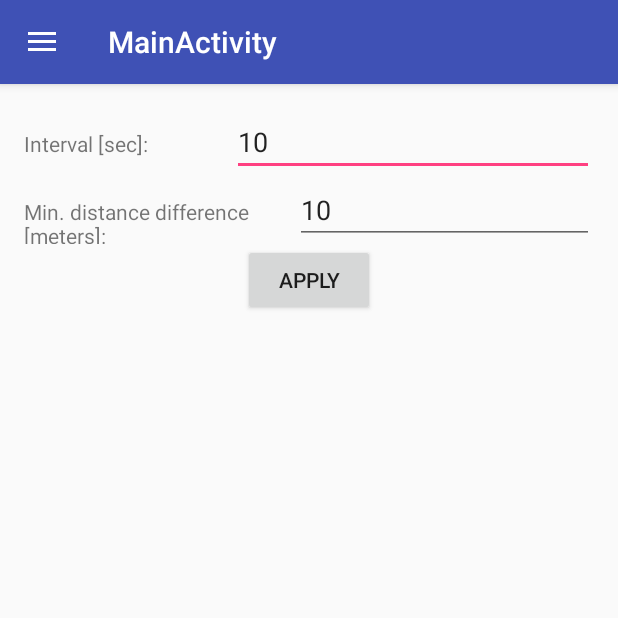
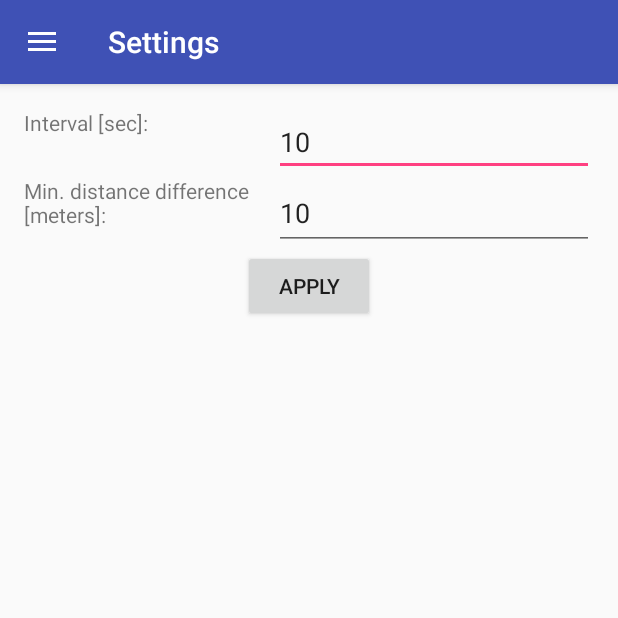
Before and after one commit to Chonlakant/GPSTracker, an Android app: the screen it shows after launch (MainActivity), in the side drawer, after a tap on "Settings", on a phone screen of 412 x 824 dp, the top half of it. Run offline under Robolectric (Android 15) with nearby library versions, the phone set to English and light mode, and no system bars.

Commit message:
Better fragments support

```diff
--- a/app/src/main/java/pwr/chojnacki/robert/gpstracker/MainActivity.java
+++ b/app/src/main/java/pwr/chojnacki/robert/gpstracker/MainActivity.java
@@ -4,8 +4,9 @@ import android.Manifest;
 import android.app.FragmentManager;
 import android.content.pm.PackageManager;
 import android.os.Bundle;
+import android.support.annotation.NonNull;
+import android.support.design.widget.NavigationView;
 import android.support.v4.app.ActivityCompat;
-import android.support.design.widget.NavigationView;
 import android.support.v4.view.GravityCompat;
 import android.support.v4.widget.DrawerLayout;
 import android.support.v7.app.ActionBarDrawerToggle;
@@ -13,37 +14,41 @@ import android.support.v7.app.AppCompatActivity;
 import android.support.v7.widget.Toolbar;
 import android.view.Menu;
 import android.view.MenuItem;
-import android.widget.Button;
-import android.widget.EditText;
 import android.widget.Toast;
 
 public class MainActivity extends AppCompatActivity
         implements NavigationView.OnNavigationItemSelectedListener {
-    public static TrackingService tracking_service;
+    private static TrackingService tracking_service;
+    private static Toolbar toolbar;
     private FragmentManager fragment_manager;
+    private MenuItem start, stop, clear;
+    private NavigationView navigation_view;
 
+    public static TrackingService getTS() {
+        return tracking_service;
+    }
+
+    public static void setToolbarTitle(String t) {
+        toolbar.setTitle(t);
+    }
 
     private void init() {
-    // Init
-    tracking_service = new TrackingService(MainActivity.this);
-    fragment_manager = getFragmentManager();
+        // Init
+        tracking_service = new TrackingService(MainActivity.this);
+        fragment_manager = getFragmentManager();
+        navigation_view = (NavigationView) findViewById(R.id.nav_view);
+        Menu nav_Menu = navigation_view.getMenu();
 
-    if (tracking_service.isWorking()) {
-        //Toast.makeText(this, "It's working :)", Toast.LENGTH_LONG).show();
-        double latitude = tracking_service.getLatitude();
-        double longitude = tracking_service.getLongitude();
-
-        Toast.makeText(getApplicationContext(), "Your location is - \nLat: " + latitude + "\nLong: " + longitude, Toast.LENGTH_LONG).show();
-    } else {
-        Toast.makeText(this, "It's not working!", Toast.LENGTH_LONG).show();
+        start = nav_Menu.findItem(R.id.nav_start);
+        stop = nav_Menu.findItem(R.id.nav_stop);
+        clear = nav_Menu.findItem(R.id.nav_clear);
     }
-}
 
     @Override
     protected void onCreate(Bundle savedInstanceState) {
         super.onCreate(savedInstanceState);
         setContentView(R.layout.activity_main);
-        Toolbar toolbar = (Toolbar) findViewById(R.id.toolbar);
+        toolbar = (Toolbar) findViewById(R.id.toolbar);
         setSupportActionBar(toolbar);
 
         /*FloatingActionButton fab = (FloatingActionButton) findViewById(R.id.fab);
@@ -80,7 +85,6 @@ public class MainActivity extends AppCompatActivity
             // Init app
             init();
         }
-
     }
 
     @Override
@@ -114,20 +118,30 @@ public class MainActivity extends AppCompatActivity
     }
 
     @SuppressWarnings("StatementWithEmptyBody")
+    @NonNull
     @Override
     public boolean onNavigationItemSelected(MenuItem item) {
         // Handle navigation view item clicks here.
         int id = item.getItemId();
 
         if (id == R.id.nav_map) {
+            //toolbar.setTitle("Map");
         } else if (id == R.id.nav_list) {
             fragment_manager.beginTransaction().replace(R.id.content_frame, new ListFragment()).commit();
+            //toolbar.setTitle("List");
         } else if (id == R.id.nav_settings) {
+
             fragment_manager.beginTransaction().replace(R.id.content_frame, new SettingsFragment()).commit();
         } else if (id == R.id.nav_start) {
-
+            tracking_service.start();
+            start.setEnabled(false);
+            stop.setEnabled(true);
+            Toast.makeText(this, "Tracking turned on.", Toast.LENGTH_SHORT).show();
         } else if (id == R.id.nav_stop) {
-
+            tracking_service.stop();
+            start.setEnabled(true);
+            stop.setEnabled(false);
+            Toast.makeText(this, "Tracking turned off.", Toast.LENGTH_SHORT).show();
         } else if (id == R.id.nav_clear) {
 
         }
@@ -137,6 +151,7 @@ public class MainActivity extends AppCompatActivity
         return true;
     }
 
+    @NonNull
     @Override
     public void onRequestPermissionsResult(int requestCode, String permissions[], int[] grantResults) {
         if (requestCode == 1001) {
--- a/app/src/main/java/pwr/chojnacki/robert/gpstracker/SettingsFragment.java
+++ b/app/src/main/java/pwr/chojnacki/robert/gpstracker/SettingsFragment.java
@@ -7,13 +7,9 @@ import android.util.Log;
 import android.view.LayoutInflater;
 import android.view.View;
 import android.view.ViewGroup;
-import android.widget.ArrayAdapter;
 import android.widget.Button;
 import android.widget.EditText;
-import android.widget.ListView;
 import android.widget.Toast;
-
-import java.util.ArrayList;
 
 public class SettingsFragment extends Fragment {
     private View my_view;
@@ -23,14 +19,14 @@ public class SettingsFragment extends Fragment {
 
     public SettingsFragment() {
         super();
-        tracking_service = MainActivity.tracking_service;
+        tracking_service = MainActivity.getTS();
     }
 
     @Nullable
     @Override
     public View onCreateView(LayoutInflater inflater, final ViewGroup container, Bundle savedInstanceState) {
+        MainActivity.setToolbarTitle("Settings");
         my_view = inflater.inflate(R.layout.fragment_settings, container, false);
-
         buttonSettings = (Button) my_view.findViewById(R.id.buttonSettings);
         editInterval = (EditText) my_view.findViewById(R.id.editInterval);
         editDifference = (EditText) my_view.findViewById(R.id.editDifference);
@@ -42,7 +38,7 @@ public class SettingsFragment extends Fragment {
             @Override
             public void onClick(View v) {
                 if (tracking_service.is_working) {
-                    Toast.makeText(container.getContext(), "You must stop tracking first.", Toast.LENGTH_LONG).show();
+                    Toast.makeText(container.getContext(), "Please turn off tracking first.", Toast.LENGTH_LONG).show();
                 } else {
                     try {
                         int diff = Integer.valueOf(editDifference.getText().toString());
@@ -59,4 +55,10 @@ public class SettingsFragment extends Fragment {
 
         return my_view;
     }
+
+    @Override
+    public void onResume() {
+        super.onResume();
+        MainActivity.setToolbarTitle("Settings");
+    }
 }
--- a/app/src/main/java/pwr/chojnacki/robert/gpstracker/TrackingService.java
+++ b/app/src/main/java/pwr/chojnacki/robert/gpstracker/TrackingService.java
@@ -18,9 +18,9 @@ import android.support.v4.app.ActivityCompat;
 import android.util.Log;
 
 public class TrackingService extends Service implements LocationListener {
+    protected static int MIN_DISTANCE_DIFFERENCE = 10; // 10 meters
+    protected static int INTERVAL = 1000 * 10; // 10 seconds
     private static TrackingDatabase db;
-    protected static int MIN_DISTANCE_DIFFERENCE = 10; // 10 meters
-    protected static int INTERVAL = 1000 * 10; // 0 seconds
     protected final Context context;
     protected LocationManager location_manager = null;
     protected Location location = null;
@@ -31,40 +31,38 @@ public class TrackingService extends Service implements LocationListener {
     public TrackingService(Context context) {
         super();
         this.context = context;
-        db.init(context);
-        //this.start();
+        TrackingDatabase.init(context);
     }
 
     public TrackingService() {
         super();
         this.context = null;
-        db.init(context);
-        this.start();
+        TrackingDatabase.init(context);
     }
 
     public void setInternal(int interval) {
         if (!this.is_working && interval > 0)
-            this.INTERVAL = interval;
+            INTERVAL = interval;
     }
 
     public int getInterval() {
-        return this.INTERVAL;
+        return INTERVAL;
+    }
+
+    public int getMinDistanceDifference() {
+        return MIN_DISTANCE_DIFFERENCE;
     }
 
     public void setMinDistanceDifference(int min_distance) {
         if (!this.is_working && min_distance > 0)
-            this.MIN_DISTANCE_DIFFERENCE = min_distance;
-    }
-
-    public int getMinDistanceDifference() {
-        return this.MIN_DISTANCE_DIFFERENCE;
+            MIN_DISTANCE_DIFFERENCE = min_distance;
     }
 
     // Insert new location into database
     protected void insertLocationToDatabase() {
         try {
             if (this.location != null) {
-                long result = db.insert(this.location.getLatitude(), this.location.getLongitude());
+                long result = TrackingDatabase.insert(this.location.getLatitude(), this.location.getLongitude());
                 if (result > 0)
                     Log.i("TrackingService", "Location saved to database");
             }
@@ -92,8 +90,8 @@ public class TrackingService extends Service implements LocationListener {
                 // Request location updates from GPS provider
                 this.location_manager.requestLocationUpdates(
                         LocationManager.GPS_PROVIDER,
-                        this.INTERVAL,
-                        this.MIN_DISTANCE_DIFFERENCE,
+                        INTERVAL,
+                        MIN_DISTANCE_DIFFERENCE,
                         this);
                 Log.i("TrackingService", "Using GPS provider");
                 this.location = this.location_manager.getLastKnownLocation(LocationManager.GPS_PROVIDER);
@@ -101,8 +99,8 @@ public class TrackingService extends Service implements LocationListener {
                 // Request location updates from network provider
                 this.location_manager.requestLocationUpdates(
                         LocationManager.NETWORK_PROVIDER,
-                        this.INTERVAL,
-                        this.MIN_DISTANCE_DIFFERENCE,
+                        INTERVAL,
+                        MIN_DISTANCE_DIFFERENCE,
                         this);
                 Log.i("TrackingService", "Using network provider");
                 this.location = this.location_manager.getLastKnownLocation(LocationManager.NETWORK_PROVIDER);
--- a/app/src/main/res/layout/fragment_settings.xml
+++ b/app/src/main/res/layout/fragment_settings.xml
@@ -2,60 +2,60 @@
 <LinearLayout xmlns:android="http://schemas.android.com/apk/res/android"
     android:layout_width="match_parent"
     android:layout_height="match_parent"
-    android:orientation="vertical"
-    android:gravity="center_horizontal">
+    android:gravity="center_horizontal"
+    android:orientation="vertical">
 
     <LinearLayout
-        android:orientation="horizontal"
         android:layout_width="match_parent"
-        android:layout_height="wrap_content">
+        android:layout_height="wrap_content"
+        android:orientation="horizontal">
 
         <TextView
+            android:id="@+id/textInterval"
+            android:layout_width="wrap_content"
+            android:layout_height="match_parent"
+            android:layout_weight="1"
             android:text="Interval [sec]:"
-            android:layout_width="wrap_content"
-            android:layout_height="wrap_content"
-            android:id="@+id/textInterval"
-            android:layout_weight="2"
             />
 
         <EditText
+            android:id="@+id/editInterval"
             android:layout_width="wrap_content"
-            android:layout_height="wrap_content"
+            android:layout_height="match_parent"
+            android:ems="10"
             android:inputType="number"
-            android:ems="10"
-            android:id="@+id/editInterval"
-            android:layout_weight="1"
+
             />
 
     </LinearLayout>
 
     <LinearLayout
-        android:orientation="horizontal"
         android:layout_width="match_parent"
-        android:layout_height="wrap_content">
+        android:layout_height="wrap_content"
+        android:orientation="horizontal">
 
         <TextView
-            android:text="Min. distance difference [meters]:"
+            android:id="@+id/textDifference"
             android:layout_width="wrap_content"
-            android:layout_height="wrap_content"
-            android:layout_weight="2"
-            android:id="@+id/textDifference" />
+            android:layout_height="match_parent"
+            android:layout_weight="1"
+            android:text="Min. distance difference [meters]:" />
 
         <EditText
+            android:id="@+id/editDifference"
             android:layout_width="wrap_content"
-            android:layout_height="wrap_content"
+            android:layout_height="match_parent"
+            android:ems="10"
             android:inputType="number"
-            android:ems="10"
-            android:id="@+id/editDifference"
-            android:layout_weight="1"
+
              />
 
     </LinearLayout>
 
     <Button
-        android:text="Apply"
+        android:id="@+id/buttonSettings"
         android:layout_width="wrap_content"
         android:layout_height="wrap_content"
-        android:id="@+id/buttonSettings"  />
+        android:text="Apply" />
 
 </LinearLayout>
--- a/app/src/main/res/menu/activity_main_drawer.xml
+++ b/app/src/main/res/menu/activity_main_drawer.xml
@@ -5,8 +5,7 @@
         <item
             android:id="@+id/nav_map"
             android:icon="@drawable/ic_menu_gallery"
-            android:title="Map"
-            android:enabled="false" />
+            android:title="Map" />
         <item
             android:id="@+id/nav_list"
             android:icon="@drawable/ic_menu_share"
@@ -24,9 +23,11 @@
                 android:title="Start" />
             <item
                 android:id="@+id/nav_stop"
+                android:enabled="false"
                 android:title="Stop" />
-            <item android:title="Clear"
-                android:id="@+id/nav_clear" />
+            <item
+                android:id="@+id/nav_clear"
+                android:title="Clear" />
         </menu>
     </item>
 
--- a/app/src/main/res/values/strings.xml
+++ b/app/src/main/res/values/strings.xml
@@ -1,6 +1,6 @@
 <resources>
     <string name="app_name">GPS Tracker</string>
-    <string name="title_activity_main">MainActivity</string>
+    <string name="title_activity_main">GPS Tracker</string>
 
     <string name="navigation_drawer_open">Open navigation drawer</string>
     <string name="navigation_drawer_close">Close navigation drawer</string>
```
Also changed, not shown: app/src/main/java/pwr/chojnacki/robert/gpstracker/ListFragment.java (+17 -6 lines).
